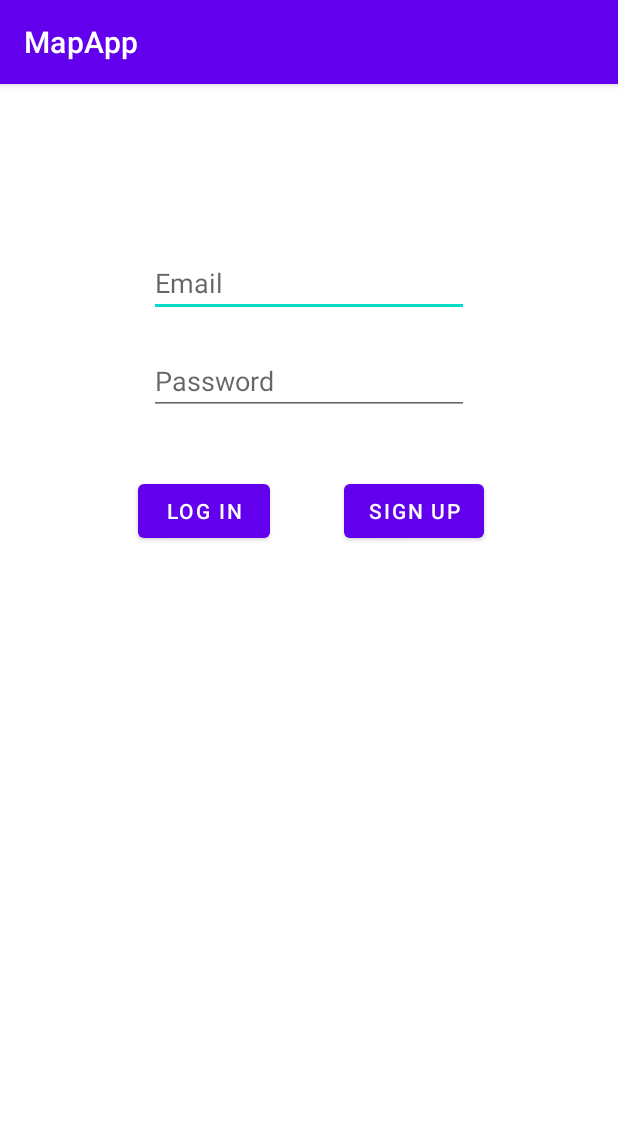
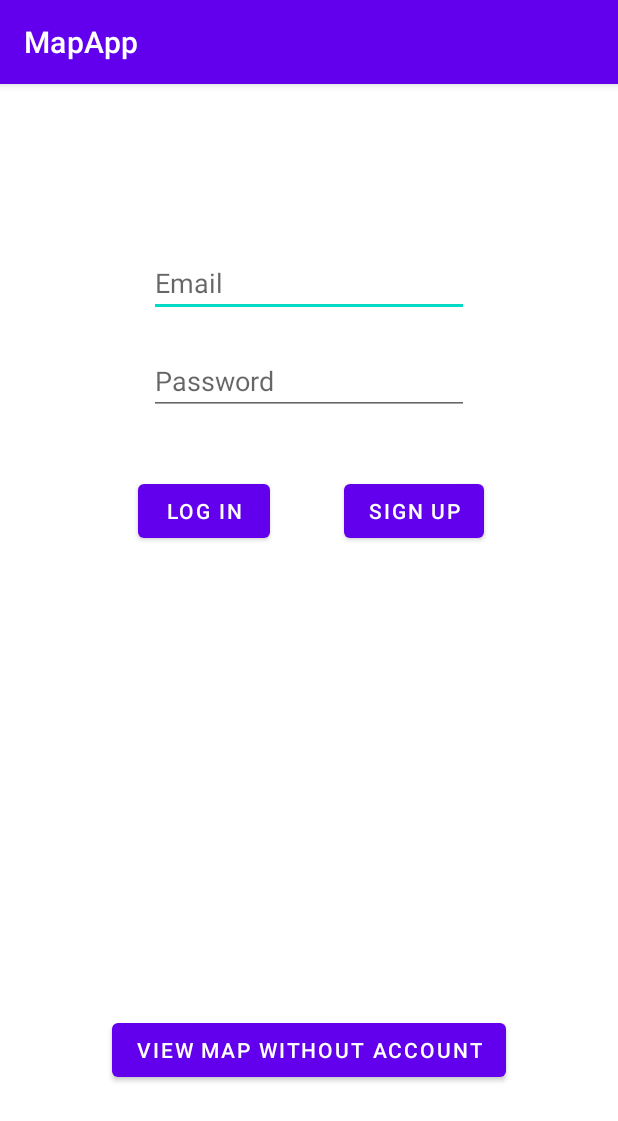
Before and after one commit to Viktorjb/MapApp, an Android app: the screen it shows after launch (MainActivity), on a phone screen of 412 x 824 dp. Shown: the top 1121 px of the screen. Run offline under Robolectric (Android 15) with nearby library versions, the phone set to English and light mode, and no system bars; our stand-ins replace Firebase (no records; nobody signed in at launch, a user with empty details on screens opened directly).

Commit message:
working map (at least on physical phone)

```diff
--- a/app/src/main/java/com/example/mapapp/MainActivity.kt
+++ b/app/src/main/java/com/example/mapapp/MainActivity.kt
@@ -44,6 +44,13 @@ class MainActivity : AppCompatActivity() {
             signUp(emailEditText.text.toString(),passwordEditText.text.toString())
         }
 
+        val viewMapGuestButton = findViewById<Button>(R.id.directMapButton)
+
+        viewMapGuestButton.setOnClickListener {
+            val mapIntent = Intent(this, MapsActivity::class.java)
+            startActivity(mapIntent)
+        }
+
     }
 
     fun logIn(email : String, password : String){
--- a/app/src/main/res/layout/activity_main.xml
+++ b/app/src/main/res/layout/activity_main.xml
@@ -51,4 +51,14 @@
         app:layout_constraintEnd_toEndOf="parent"
         app:layout_constraintStart_toStartOf="parent"
         app:layout_constraintTop_toBottomOf="@+id/passwordEditText" />
+
+    <Button
+        android:id="@+id/directMapButton"
+        android:layout_width="wrap_content"
+        android:layout_height="wrap_content"
+        android:layout_marginBottom="100dp"
+        android:text="View map without account"
+        app:layout_constraintBottom_toBottomOf="parent"
+        app:layout_constraintEnd_toEndOf="parent"
+        app:layout_constraintStart_toStartOf="parent" />
 </androidx.constraintlayout.widget.ConstraintLayout>
```
